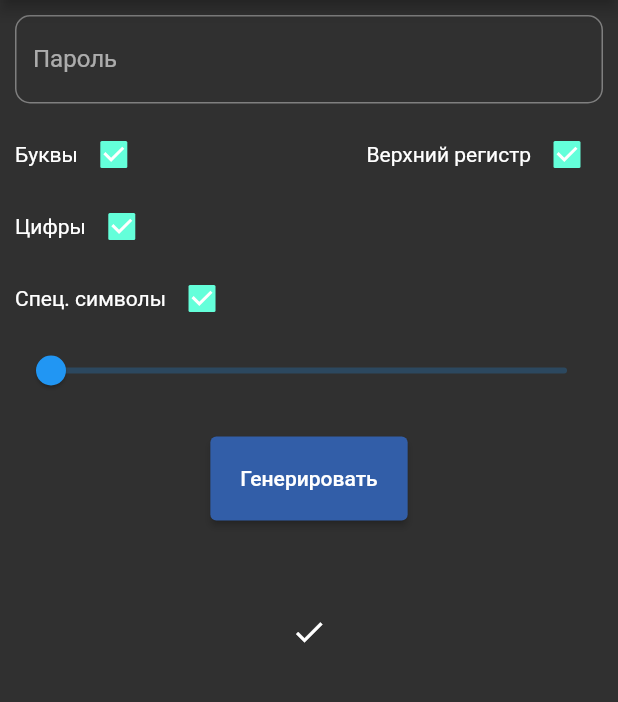
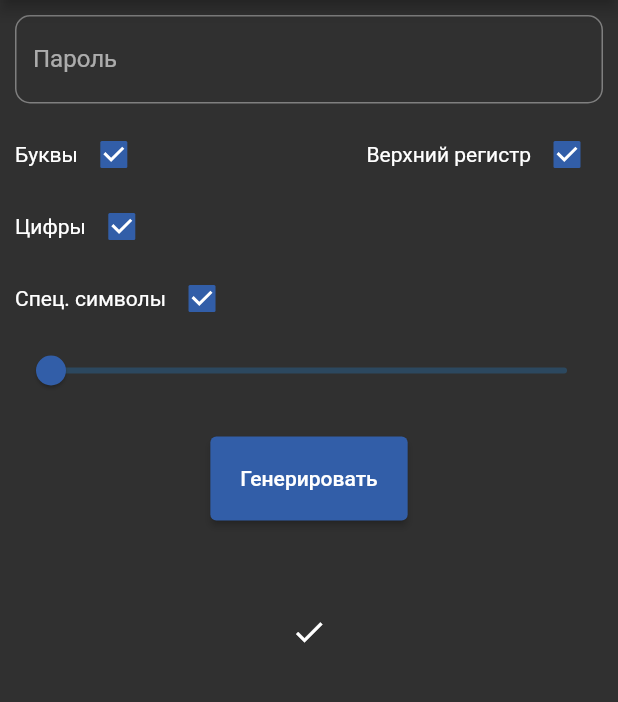
Before and after one commit to rustzz/passwd, a Flutter app: the GenPage screen opened by its route, on a phone screen of 412 x 824 dp, the part 84-786 px from its top. Run offline on Flutter 3.47's test engine with Material 2 defaults, Android fonts, the phone set to English and light mode, and no system bars; missing offline and left inert: random_password_generator.

Commit message:
colorize checkbox show/hide obscureTextField

```diff
--- a/lib/activities/generator.dart
+++ b/lib/activities/generator.dart
@@ -1,6 +1,7 @@
 import 'package:flutter/material.dart';
 import 'package:random_password_generator/random_password_generator.dart';
 import 'package:passwd/widgets.dart';
+import 'package:passwd/constants.dart';
 
 class GenPage extends StatefulWidget {
   const GenPage({Key? key}) : super(key: key);
@@ -46,6 +47,7 @@ class GenPageState extends State<GenPage> {
                       children: [
                         const Text("Буквы"),
                         Checkbox(
+                          activeColor: widgetBGColor,
                           value: enableLetters,
                           onChanged: (value) {
                             setState(() {
@@ -73,6 +75,7 @@ class GenPageState extends State<GenPage> {
                       children: [
                         const Text("Верхний регистр"),
                         Checkbox(
+                          activeColor: widgetBGColor,
                           value: enableUppercase,
                           onChanged: (value) {
                             setState(() {
@@ -95,6 +98,7 @@ class GenPageState extends State<GenPage> {
                   children: [
                     const Text("Цифры"),
                     Checkbox(
+                      activeColor: widgetBGColor,
                       value: enableNumbers,
                       onChanged: (value) {
                         setState(() {
@@ -112,6 +116,7 @@ class GenPageState extends State<GenPage> {
                   children: [
                     const Text("Спец. символы"),
                     Checkbox(
+                      activeColor: widgetBGColor,
                       value: enableSpecialChar,
                       onChanged: (value) {
                         setState(() {
@@ -126,6 +131,7 @@ class GenPageState extends State<GenPage> {
                   ],
                 ),
                 Slider(
+                  activeColor: widgetBGColor,
                   value: passwordLength,
                   onChanged: (value) {
                     debugPrint("$value");
--- a/lib/activities/home/home.dart
+++ b/lib/activities/home/home.dart
@@ -102,7 +102,7 @@ class HomeState extends State<Home> {
                 children: [
                   IconButton(
                     tooltip: "Меню",
-                    color: buttonFGColor,
+                    color: widgetFGColor,
                     onPressed: () {
                       Scaffold.of(context).openDrawer();
                     },
@@ -117,8 +117,8 @@ class HomeState extends State<Home> {
       floatingActionButton: FloatingActionButton(
         elevation: 20,
         tooltip: "Добавить",
-        foregroundColor: buttonFGColor,
-        backgroundColor: buttonBGColor,
+        foregroundColor: widgetFGColor,
+        backgroundColor: widgetBGColor,
         onPressed: () async {
           dynamic result = await Navigator.of(context).pushNamed("/add");
           if (result == null) return;
--- a/lib/constants.dart
+++ b/lib/constants.dart
@@ -1,4 +1,4 @@
 import 'package:flutter/material.dart';
 
-const buttonBGColor = Color(0xFF325EA8);
-const buttonFGColor = Color(0xFFFFFFFF);
+const widgetBGColor = Color(0xFF325EA8);
+const widgetFGColor = Color(0xFFFFFFFF);
--- a/lib/widgets.dart
+++ b/lib/widgets.dart
@@ -2,8 +2,9 @@ import 'package:flutter/material.dart';
 import 'constants.dart';
 
 // TextField
-class MyTextField extends StatelessWidget {
-  const MyTextField(
+//ignore: must_be_immutable
+class MyTextField extends StatefulWidget {
+  MyTextField(
       {Key? key,
       this.controller,
       this.autofocus = false,
@@ -14,23 +15,56 @@ class MyTextField extends StatelessWidget {
 
   final TextEditingController? controller;
   final bool autofocus;
-  final bool obscureText;
+  bool obscureText;
   final String? labelText;
   final String? errorText;
 
   @override
+  MyTextFieldState createState() => MyTextFieldState();
+}
+
+class MyTextFieldState extends State<MyTextField> {
+  bool obsOverride = false;
+
+  @override
+  void initState() {
+    obsOverride = widget.obscureText;
+    super.initState();
+  }
+
+  @override
   Widget build(BuildContext context) {
+    Widget suffixIcon = IconButton(
+      icon: Icon(
+        widget.obscureText ? Icons.visibility : Icons.visibility_off,
+        color: widgetBGColor,
+      ),
+      onPressed: () {
+        setState(() {
+          widget.obscureText = !widget.obscureText;
+        });
+      },
+    );
     return TextField(
-      autofocus: autofocus,
-      controller: controller,
+      cursorColor: widgetBGColor,
+      autofocus: widget.autofocus,
+      controller: widget.controller,
       decoration: InputDecoration(
+        suffixIcon: obsOverride ? suffixIcon : null,
+        focusedBorder: const OutlineInputBorder(
+          borderSide: BorderSide(
+            color: widgetBGColor,
+            width: 3,
+          ),
+          borderRadius: BorderRadius.all(Radius.circular(10)),
+        ),
         border: const OutlineInputBorder(
           borderRadius: BorderRadius.all(Radius.circular(10)),
         ),
-        labelText: labelText,
-        errorText: errorText,
+        labelText: widget.labelText,
+        errorText: widget.errorText,
       ),
-      obscureText: obscureText,
+      obscureText: widget.obscureText,
     );
   }
 }
@@ -47,8 +81,8 @@ class MyButton extends StatelessWidget {
     return ElevatedButton(
       style: ButtonStyle(
         padding: MaterialStateProperty.all(const EdgeInsets.all(20)),
-        backgroundColor: MaterialStateProperty.all(buttonBGColor),
-        foregroundColor: MaterialStateProperty.all(buttonFGColor),
+        backgroundColor: MaterialStateProperty.all(widgetBGColor),
+        foregroundColor: MaterialStateProperty.all(widgetFGColor),
       ),
       onPressed: onPressed,
       child: child,
```
